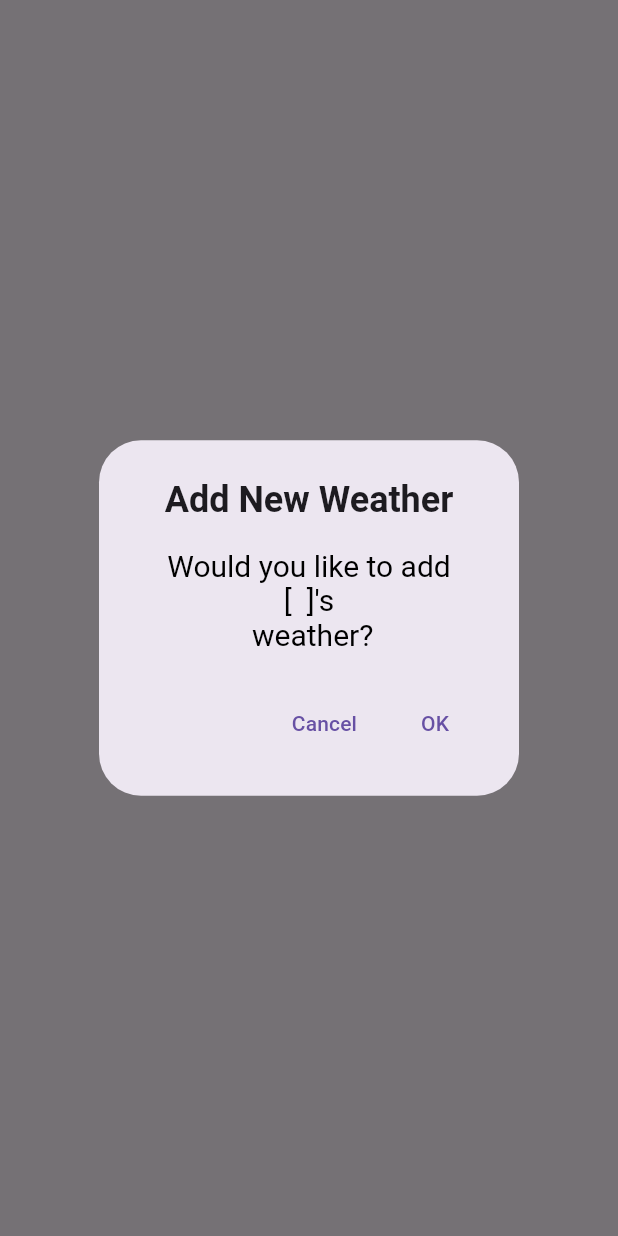
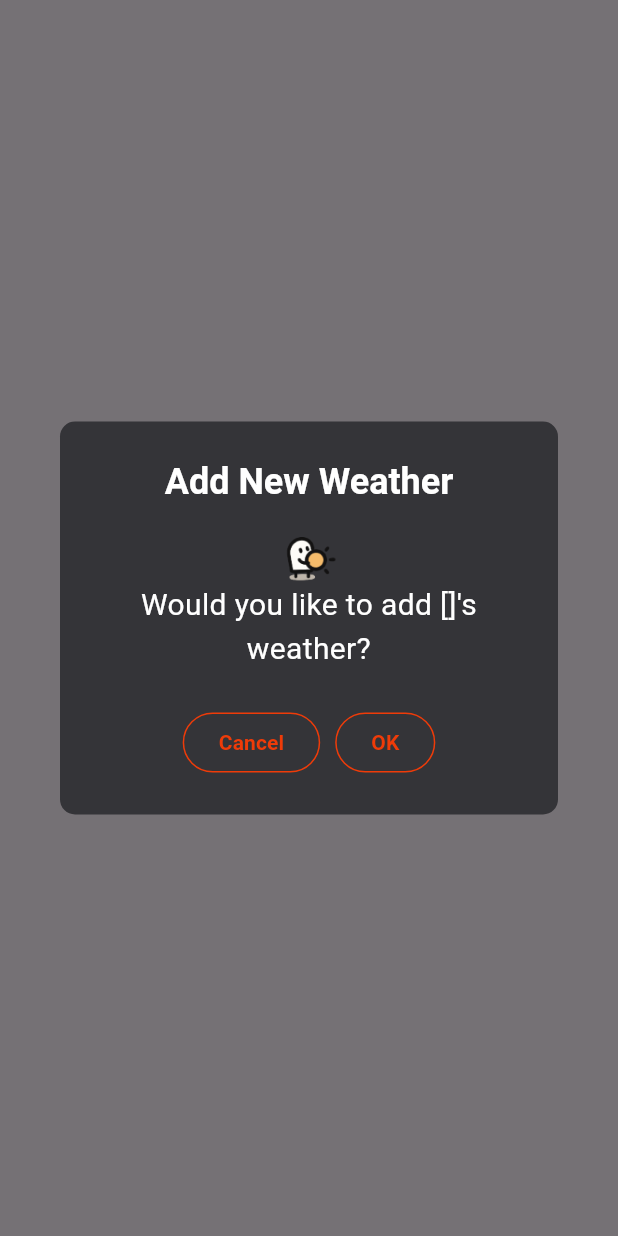
Before and after one commit to hyuniverse-dev/wini-weather, a Flutter app: what showConfirmDialog() shows on an empty page, opened directly with empty values, on a phone screen of 412 x 824 dp. Run offline on Flutter 3.47's test engine with Material 3 defaults, Android fonts, the phone set to English and light mode, and no system bars; our stand-ins replace fl_chart, flutter_local_notifications, geolocator, google_mobile_ads, realm, shared_preferences and 1 more; missing offline and left inert: app_settings, flutter_background_service, flutter_background_service_android; accounts and stored records are empty; generated files the repository leaves out were written again; Roboto replaces fonts that are missing (Gamja Flower); statements that could not run were skipped.

Commit message:
Feat: Dialogs day/night design

```diff
--- a/lib/utils/dialogs_utils.dart
+++ b/lib/utils/dialogs_utils.dart
@@ -1,57 +1,65 @@
 import 'package:flutter/cupertino.dart';
 import 'package:flutter/material.dart';
 
+import 'common_utils.dart';
+
 class Dialog {
-  static Future<bool?> showConfirmDialog(BuildContext context, String city) {
+  static Future<bool?> showConfirmDialog(
+      BuildContext context, String city, bool isLightMode) {
     return showDialog(
       context: context,
       builder: (BuildContext context) {
         return AlertDialog(
+          shape: RoundedRectangleBorder(
+            borderRadius: BorderRadius.all(Radius.circular(10.0)),
+          ),
+          backgroundColor: isLightMode ? Color(0xFFFFFFFF) : Color(0xFF343438),
           title: Text(
             'Add New Weather',
             style: TextStyle(
-              fontWeight: FontWeight.bold,
-            ),
+                fontWeight: FontWeight.bold,
+                color: isLightMode ? Color(0xFF000000) : Color(0xFFFFFFFF)),
             textAlign: TextAlign.center,
           ),
-          content: RichText(
-            textAlign: TextAlign.center,
-            text: TextSpan(
-                style: TextStyle(fontSize: 20.0, color: Colors.black),
-                children: [
-                  TextSpan(text: 'Would you like to add\n[ '),
-                  TextSpan(
-                      text: '${city}',
-                      style: TextStyle(fontWeight: FontWeight.bold)),
-                  TextSpan(text: ' ]\'s\n weather?'),
-                ]),
-          ),
+          content: _createContent(
+              isLightMode, 'Would you like to add [$city]\'s weather?'),
           actions: <Widget>[
-            _createDialogButton(
-                context, 'Cancel', () => Navigator.of(context).pop(false)),
-            _createDialogButton(
-                context, 'OK', () => Navigator.of(context).pop(true)),
+            Row(
+              mainAxisAlignment: MainAxisAlignment.center,
+              children: [
+                _createDialogButton(
+                    context, 'Cancel', () => Navigator.of(context).pop(false)),
+                rowSpace(1.0),
+                _createDialogButton(
+                    context, 'OK', () => Navigator.of(context).pop(true)),
+              ],
+            ),
           ],
         );
       },
     );
   }
 
-  static Future<void> showImputMissingValidateDialog(BuildContext context) {
+  static Future<void> showImputMissingValidateDialog(
+      BuildContext context, bool isLightMode) {
     return showDialog<void>(
       context: context,
       builder: (BuildContext context) {
         return AlertDialog(
+          shape: RoundedRectangleBorder(
+            borderRadius: BorderRadius.all(Radius.circular(10.0)),
+          ),
+          backgroundColor: isLightMode ? Color(0xFFFFFFFF) : Color(0xFF343438),
           title: Text(
             'Input Missing',
-            style: TextStyle(fontWeight: FontWeight.bold),
+            style: TextStyle(
+              fontWeight: FontWeight.bold,
+              color: isLightMode ? Color(0xFF000000) : Color(0xFFFFFFFF),
+            ),
             textAlign: TextAlign.center,
           ),
-          content: Text(
-            'Please enter the region whose weather you want to know',
-            style: TextStyle(fontSize: 20.0),
-            textAlign: TextAlign.center,
-          ),
+          content: _createContent(isLightMode,
+              'Please enter the region whose weather you want to know'),
           actions: <Widget>[
             _createDialogButton(
                 context, 'OK', () => Navigator.of(context).pop()),
@@ -61,21 +69,26 @@ class Dialog {
     );
   }
 
-  static Future<void> showLocationLimitDialog(BuildContext context) {
+  static Future<void> showLocationLimitDialog(
+      BuildContext context, bool isLightMode) {
     return showDialog<void>(
       context: context,
       builder: (BuildContext context) {
         return AlertDialog(
+          shape: RoundedRectangleBorder(
+            borderRadius: BorderRadius.all(Radius.circular(10.0)),
+          ),
+          backgroundColor: isLightMode ? Color(0xFFFFFFFF) : Color(0xFF343438),
           title: Text(
             'Maximum region exceeded',
-            style: TextStyle(fontWeight: FontWeight.bold),
+            style: TextStyle(
+              fontWeight: FontWeight.bold,
+              color: isLightMode ? Color(0xFF000000) : Color(0xFFFFFFFF),
+            ),
             textAlign: TextAlign.center,
           ),
-          content: Text(
-            'You can check up to a maximum of 3 regions, including your current location.',
-            style: TextStyle(fontSize: 20.0),
-            textAlign: TextAlign.center,
-          ),
+          content: _createContent(isLightMode,
+              'You can check up to a maximum of 3 regions, including your current location.'),
           actions: <Widget>[
             _createDialogButton(
                 context, 'OK', () => Navigator.of(context).pop()),
@@ -85,11 +98,38 @@ class Dialog {
     );
   }
 
+  static Widget _createContent(bool isLightMode, String message) {
+    return Column(
+      mainAxisSize: MainAxisSize.min,
+      children: [
+        getAssetImage('images/wini/day_sunny.png', 36.0, 36.0, null),
+        Text(
+          message,
+          style: TextStyle(
+            fontSize: 20.0,
+            color: isLightMode ? Color(0xFF57585E) : Color(0xFFFFFFFF),
+          ),
+          textAlign: TextAlign.center,
+        ),
+      ],
+    );
+  }
+
   static Widget _createDialogButton(
       BuildContext context, String label, VoidCallback onPressed) {
-    return TextButton(
+    return ElevatedButton(
+      style: ElevatedButton.styleFrom(
+        elevation: 0,
+        backgroundColor: Colors.transparent,
+        side: BorderSide(
+          color: Color(0xFFEF3B08),
+        ),
+      ),
       onPressed: onPressed,
-      child: Text(label),
+      child: Text(
+        label,
+        style: TextStyle(color: Color(0xFFEF3B08), fontWeight: FontWeight.bold),
+      ),
     );
   }
 }
```
Also changed, not shown: lib/screens/add_location_screen.dart (+13 -6 lines), lib/widgets/add_location_screen/search_location_input.dart (+5 -4 lines).
